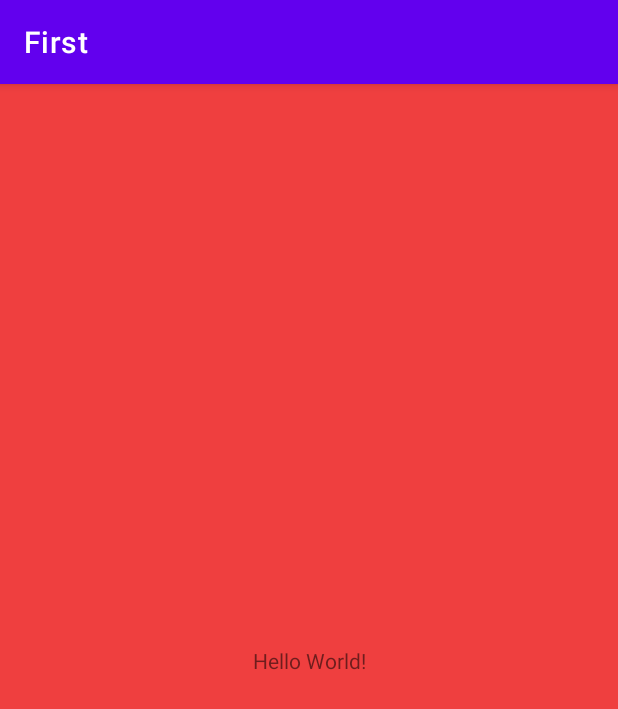
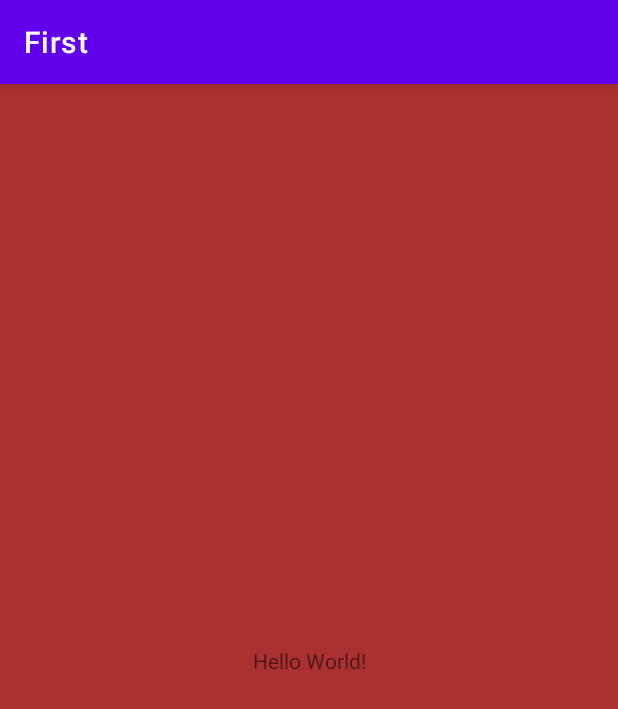
Before and after one commit to Magistr-dot/First, an Android app: the screen it shows after launch (MainActivity), on a phone screen of 412 x 824 dp. Shown: the top 709 px of the screen. Run offline under Robolectric (Android 15) with nearby library versions, the phone set to English and light mode, and no system bars.

Commit message:
background1

```diff
--- a/app/src/main/res/layout/activity_main.xml
+++ b/app/src/main/res/layout/activity_main.xml
@@ -4,7 +4,7 @@
     xmlns:tools="http://schemas.android.com/tools"
     android:layout_width="match_parent"
     android:layout_height="match_parent"
-    android:background="#EF3F3F"
+    android:background="#AA3131"
     tools:context=".MainActivity">
 
     <TextView
```
